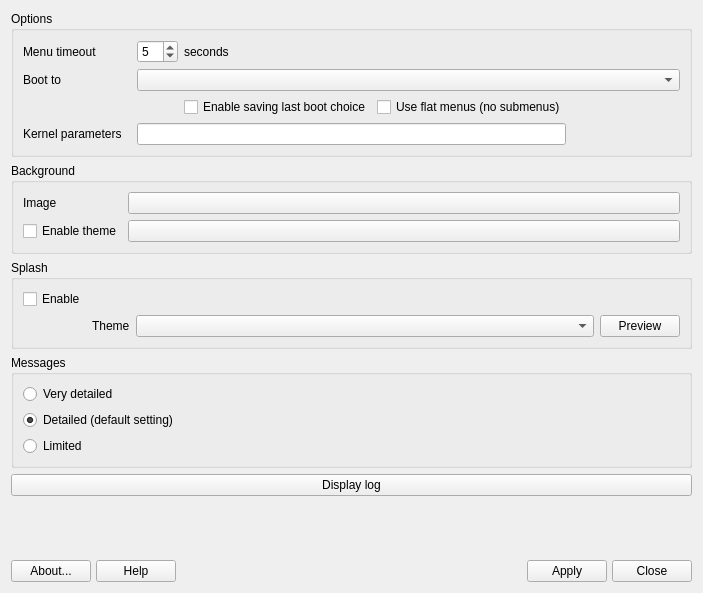
This is mainwindow.ui in AdrianTM/mx-boot-options as Qt 5 draws it before an edit. The edited form follows.
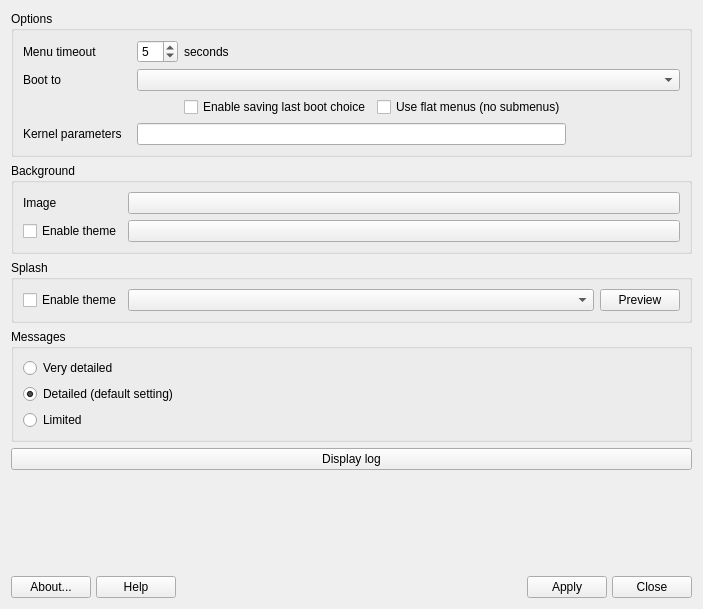
This is the edited form. Icons and pictures are not drawn.

The edit to the form file:
```diff
--- a/mainwindow.ui
+++ b/mainwindow.ui
@@ -7,7 +7,7 @@
     <x>0</x>
     <y>0</y>
     <width>703</width>
-    <height>593</height>
+    <height>609</height>
    </rect>
   </property>
   <property name="sizePolicy">
@@ -197,20 +197,7 @@
       <string>Splash</string>
      </property>
      <layout class="QGridLayout" name="gridLayout">
-      <item row="0" column="0">
-       <widget class="QCheckBox" name="cb_bootsplash">
-        <property name="sizePolicy">
-         <sizepolicy hsizetype="Fixed" vsizetype="Fixed">
-          <horstretch>0</horstretch>
-          <verstretch>0</verstretch>
-         </sizepolicy>
-        </property>
-        <property name="text">
-         <string>Enable</string>
-        </property>
-       </widget>
-      </item>
-      <item row="1" column="2">
+      <item row="0" column="1">
        <widget class="QComboBox" name="combo_theme">
         <property name="sizePolicy">
          <sizepolicy hsizetype="Expanding" vsizetype="Fixed">
@@ -220,20 +207,20 @@
         </property>
        </widget>
       </item>
-      <item row="1" column="1">
-       <widget class="QLabel" name="label_theme">
+      <item row="0" column="0">
+       <widget class="QCheckBox" name="cb_bootsplash">
         <property name="sizePolicy">
-         <sizepolicy hsizetype="Fixed" vsizetype="Preferred">
+         <sizepolicy hsizetype="Fixed" vsizetype="Fixed">
           <horstretch>0</horstretch>
           <verstretch>0</verstretch>
          </sizepolicy>
         </property>
         <property name="text">
-         <string>Theme</string>
+         <string>Enable theme</string>
         </property>
        </widget>
       </item>
-      <item row="1" column="3">
+      <item row="0" column="2">
        <widget class="QPushButton" name="button_preview">
         <property name="sizePolicy">
          <sizepolicy hsizetype="Fixed" vsizetype="Fixed">
```
Left out of the diff: 16 changed lines with no effect on the pictures.
